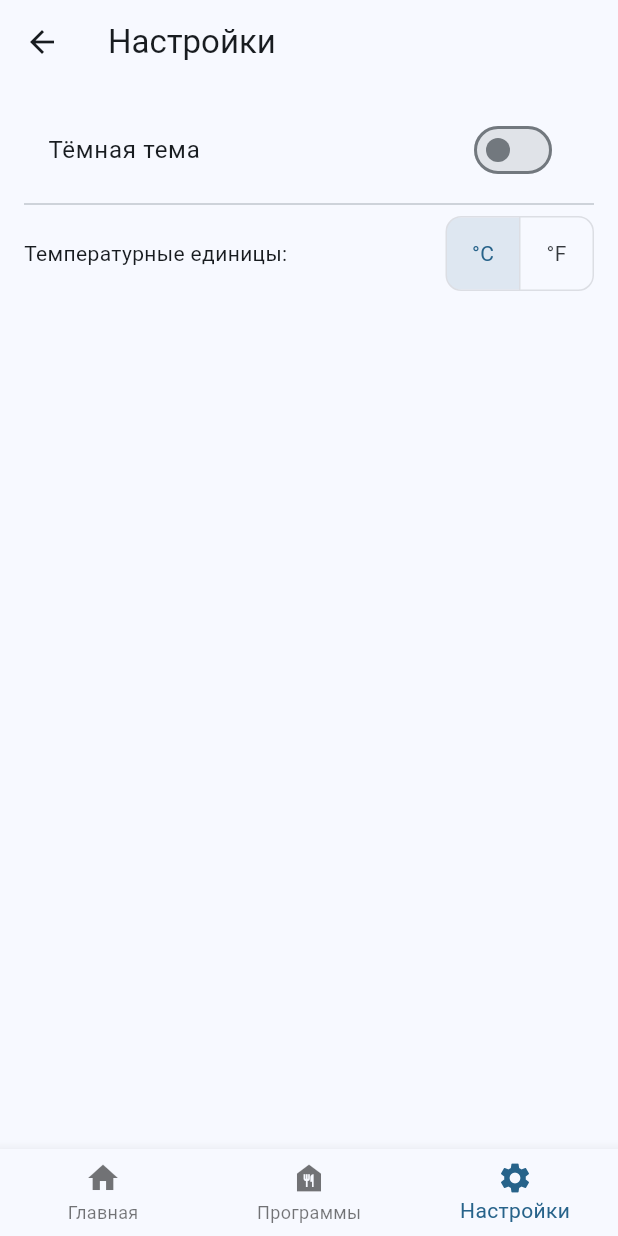
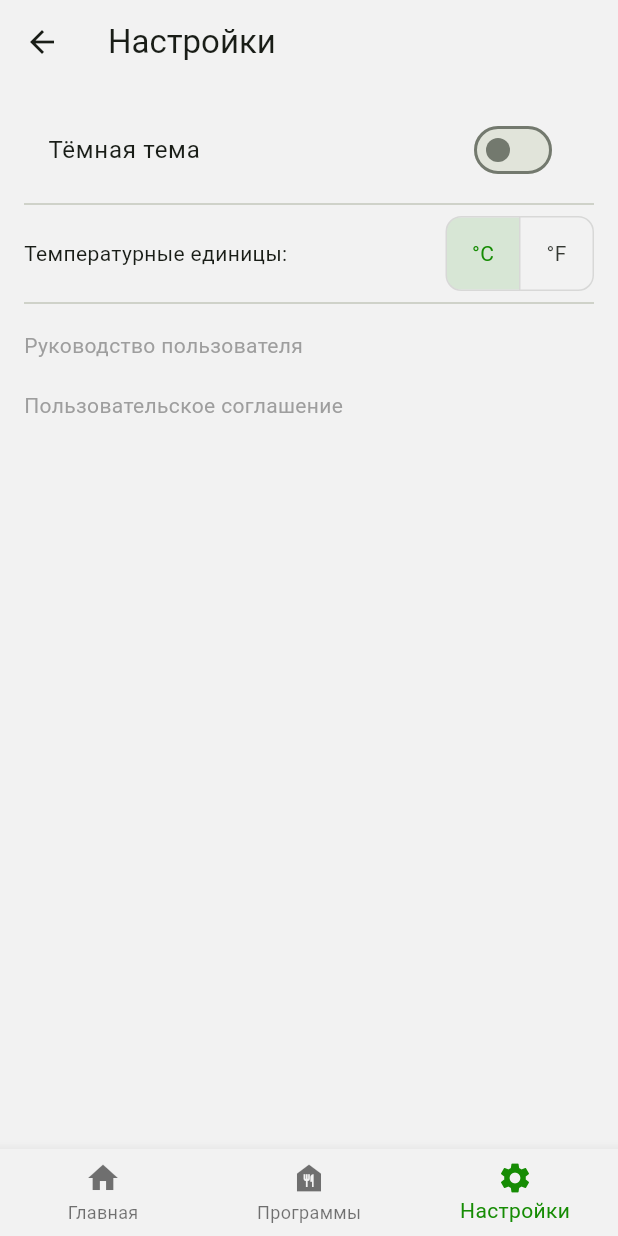
Before and after one commit to lubarog13/sous_vide_term, a Flutter app: the Settings screen opened directly, on a phone screen of 412 x 824 dp. Run offline on Flutter 3.47's test engine with Material 3 defaults, Android fonts, the light colour scheme and no system bars; our stand-ins replace flutter_bluetooth_serial, permission_handler, shared_preferences, sqflite, step_progress_indicator; missing offline and left inert: flutter_picker_plus, flutter_timer_countdown; accounts and stored records are empty.

Commit message:
Добавлены текстовые файлы для справки и пользовательского соглашения

```diff
--- a/lib/services/bluetoothService.dart
+++ b/lib/services/bluetoothService.dart
@@ -78,6 +78,7 @@ class CustomBluetoothService {
       _connection = await BluetoothConnection.toAddress(device.address);
       _inputSubscription?.cancel();
       _inputSubscription = _connection!.input?.listen((bytes) {
+        print("Bytes:"+bytes.toString());
         if (bytes.isNotEmpty) {
           final data = utf8.decode(bytes, allowMalformed: true).trim();
           if (data.isNotEmpty) {
@@ -126,6 +127,7 @@ class CustomBluetoothService {
 
   // Cleanup
   void dispose() {
+    disconnect();
     _connectionStatus.close();
     _receivedData.close();
   }
--- a/lib/settings.dart
+++ b/lib/settings.dart
@@ -3,6 +3,7 @@ import 'package:shared_preferences/shared_preferences.dart';
 
 import 'buttomNavigation.dart';
 import 'main.dart';
+import 'utils/texts.dart';
 
 class Settings extends StatefulWidget {
   const Settings({super.key, required this.title});
@@ -50,9 +51,7 @@ class _SettingsState extends State<Settings> {
   @override
   Widget build(BuildContext context) {
     return Scaffold(
-      appBar: AppBar(
-        title: Text(widget.title),
-      ),
+      appBar: AppBar(title: Text(widget.title)),
       body: ListView(
         padding: const EdgeInsets.all(16.0),
         children: [
@@ -66,9 +65,55 @@ class _SettingsState extends State<Settings> {
             mainAxisAlignment: MainAxisAlignment.spaceBetween,
             children: [
               Text('Температурные единицы:'),
-              ToggleButtons(children: [Text('°C'), Text('°F')], borderRadius: BorderRadius.circular(10), isSelected: [ !_isFahrenheit, _isFahrenheit], onPressed: _changeFahrenheit),
+              ToggleButtons(
+                children: [Text('°C'), Text('°F')],
+                borderRadius: BorderRadius.circular(10),
+                isSelected: [!_isFahrenheit, _isFahrenheit],
+                onPressed: _changeFahrenheit,
+              ),
             ],
-          ),],
+          ),
+          Divider(),
+          SizedBox(height: 10),
+          GestureDetector(
+            onTap: () {
+              showDialog(
+                context: context,
+                builder: (context) => AlertDialog(
+                  title: Text('Руководство пользователя'),
+                  content: SingleChildScrollView(child: Text(rulesText)),
+                  actions: [
+                    TextButton(
+                      onPressed: () {
+                        Navigator.of(context).pop();
+                      },
+                      child: Text('Закрыть'),
+                    ),
+                  ],
+                ),
+              );
+            },
+            child: Text(
+              'Руководство пользователя',
+              style: TextStyle(
+                fontSize: Theme.of(context).textTheme.bodyMedium?.fontSize,
+                color: Colors.grey.shade500,
+              ),
+            ),
+          ),
+          SizedBox(height: 20),
+          GestureDetector(
+            onTap: () {
+              showDialog(context: context, builder: (context) => AlertDialog(title: Text('Пользовательское соглашение'), content: SingleChildScrollView(child: Text(termsOfUseText)), actions: [
+                TextButton(onPressed: () {
+                  Navigator.of(context).pop();
+                }, child: Text('Закрыть')),
+              ],
+              ));
+            },
+            child: Text('Пользовательское соглашение', style: TextStyle(fontSize: Theme.of(context).textTheme.bodyMedium?.fontSize, color: Colors.grey.shade500),),
+          ),
+        ],
       ),
       bottomNavigationBar: ButtomNavigation(currentIndex: 2),
     );
--- /dev/null
+++ b/lib/utils/colors.dart
@@ -0,0 +1,29 @@
+import 'package:flutter/material.dart';
+
+final lightColorScheme = ColorScheme.fromSeed(
+  seedColor: Color.fromARGB(255, 39, 191, 15),
+  brightness: Brightness.light,
+  primary: Color.fromARGB(255, 22, 140, 4),
+  error: Color.fromARGB(255, 191, 83, 59),
+  secondary: Color.fromARGB(255, 242, 212, 121),
+  tertiary: Color.fromARGB(255, 59, 125, 191),
+  tertiaryFixed: Color.fromARGB(255, 61, 85, 112),
+  surface: Color.fromARGB(255, 242, 242, 242),
+  secondaryContainer: Color.fromARGB(255, 255, 255, 255),
+);
+
+/// Same brand seed as light; tuned for contrast on dark surfaces.
+final darkColorScheme = ColorScheme.fromSeed(
+  seedColor: Color.fromARGB(255, 39, 191, 15),
+  brightness: Brightness.dark,
+  primary: Color.fromARGB(255, 118, 220, 96),
+  onPrimary: Color.fromARGB(255, 12, 48, 8),
+  secondary: Color.fromARGB(255, 215, 185, 95),
+  onSecondary: Color.fromARGB(255, 40, 32, 8),
+  error: Color.fromARGB(255, 255, 140, 120),
+  onError: Color.fromARGB(255, 48, 16, 12),
+  tertiary: Color.fromARGB(255, 59, 125, 191),
+  surface: Color.fromARGB(255, 18, 20, 18),
+  onSurface: Color.fromARGB(255, 230, 230, 228),
+  secondaryContainer: Color.fromARGB(255, 25, 25, 25),
+);
--- /dev/null
+++ b/lib/utils/texts.dart
@@ -0,0 +1,94 @@
+/// Текст руководства пользователя для экрана настроек / справки.
+final String rulesText = """
+Умный градусник — руководство
+
+1. Назначение
+Приложение предназначено для управления устройством приготовления по технологии су-вид: задание целевой температуры, допустимого отклонения (погрешности), длительности процесса и опции перемешивания. Данные с устройства и команды к нему передаются по Bluetooth.
+
+2. Первый запуск
+• Разрешите приложению доступ к Bluetooth и (на Android) к местоположению при сканировании — это требование системы для поиска классических Bluetooth-устройств.
+• Включите Bluetooth на телефоне.
+• Убедитесь, что устройство "Умный градусник" подключено к питанию и работает.
+
+3. Подключение по Bluetooth
+• Нажмите на строку статуса подключения (текст о выборе устройства / сканировании), когда устройство ещё не подключено.
+• Дождитесь окончания поиска. В списке могут быть как уже сопряжённые устройства, так и обнаруженные рядом.
+• Выберите нужное устройство и подтвердите подключение. При первом соединении с несопряжённым модулем система может запросить сопряжение (PIN часто 0000 или 1234 — смотрите инструкцию к модулю).
+• Если подключение не устанавливается: отключите активный поиск других устройств, перезагрузите модуль, удалите и заново создайте сопряжение в настройках телефона.
+
+4. Главный экран
+• Текущая температура — показания с устройства (после установления связи и обмена данными).
+• Целевая температура — нажмите на значение, чтобы выбрать новую; команда уйдёт на устройство при запуске таймера (и при уже установленном соединении).
+• Погрешность температуры (±) — допустимый разброс вокруг цели; настройка через отдельный выбор значения.
+• Программа — нажмите на название, чтобы выбрать сохранённую программу из списка (время и параметры подставятся в интерфейс).
+
+5. Таймер
+• Круг с цифрами показывает оставшееся время. Нажмите на таймер, чтобы задать часы и минуты.
+• Кнопка «Play» запускает процесс: на устройство отправляются целевая температура, погрешность, перемешивание и длительность, затем команда старта.
+• Кнопка «Pause» во время работы останавливает процесс (команда остановки на устройство).
+• Кнопка «Stop» сбрасывает таймер к исходной длительности выбранной программы / последних настроек.
+• По окончании отсчёта таймер сбрасывается автоматически.
+
+6. Перемешивание
+Переключатель «Перемешивание» задаёт, будет ли на устройстве включена функция помешивания. Состояние передаётся при старте таймера.
+
+7. Сохранение программ
+Кнопка с иконкой сохранения открывает диалог: можно задать имя и сохранить текущие параметры (время, температура, погрешность, перемешивание) как программу в базе данных приложения. При необходимости программу можно обновить, если она уже выбрана.
+
+8. Настройки приложения
+• Тёмная тема — оформление интерфейса.
+• Единицы температуры — градусы Цельсия или Фаренгейта для отображения на экране.
+
+9. Безопасность
+• Следите за уровнем воды и состоянием оборудования; приложение не заменяет контроль за процессом приготовления.
+• Не оставляйте нагрев без присмотра на длительное время.
+• При сбое связи проверьте подключение Bluetooth и при необходимости перезапустите устройство и приложение.
+
+10. Устранение неполадок
+• «Устройства не найдены» — проверьте питание модуля, сопряжение в настройках телефона и разрешения приложения.
+• Ошибка сокета Bluetooth — завершите поиск, отключите другие Bluetooth-приложения, повторите сопряжение.
+• Температура не обновляется — убедитесь, что соединение активно и прошивка устройства отправляет данные в ожидаемом формате.
+""";
+
+/// Пользовательское соглашение (условия использования приложения).
+final String termsOfUseText = """
+Пользовательское соглашение
+мобильного приложения «Умный градусник»
+
+1. Общие положения
+1.1. Настоящее соглашение регулирует отношения между вами (далее — Пользователь) и правообладателем приложения «Умный градусник» (далее — Приложение).
+1.2. Устанавливая или используя Приложение, вы подтверждаете, что ознакомились с текстом соглашения и принимаете его условия в полном объёме. Если вы не согласны — не используйте Приложение.
+
+2. Назначение Приложения
+2.1. Приложение предоставляется как вспомогательный инструмент для настройки параметров и обмена данными с вашим оборудованием (в том числе по Bluetooth) в рамках домашнего или иного использования, совместимого с устройством.
+2.2. Приложение не является сертифицированным средством измерения, контроля безопасности пищевых продуктов или медицинским изделием.
+
+3. Ответственность и риски
+3.1. Пользователь самостоятельно несёт ответственность за безопасное использование нагревательного оборудования, соблюдение правил электробезопасности, работы с водой и горячими поверхностями, а также за соблюдение рецептур и норм приготовления пищи.
+3.2. Правообладатель не несёт ответственности за любой вред (включая порчу имущества, травмы, отравления, пожары), возникший в связи с использованием или невозможностью использования Приложения, сбоями связи, неверными показаниями, действиями стороннего оборудования или прошивки устройства.
+3.3. Пользователь обязуется не оставлять процесс нагрева без контроля и не полагаться исключительно на Приложение в вопросах безопасности.
+
+4. Отказ от гарантий
+4.1. Приложение предоставляется «как есть» (as is). Не гарантируется бесперебойная работа, отсутствие ошибок, совместимость со всеми моделями телефонов, версиями ОС и сторонними устройствами.
+4.2. Правообладатель вправе обновлять или прекращать поддержку Приложения без уведомления.
+
+5. Данные и конфиденциальность
+5.1. Основные данные (настройки интерфейса, сохранённые программы) хранятся локально на устройстве Пользователя в пределах возможностей операционной системы.
+5.2. Для работы с Bluetooth Приложение может запрашивать системные разрешения (Bluetooth, при необходимости — доступ к местоположению на Android в соответствии с требованиями платформы). Пользователь сам решает, предоставлять ли такие разрешения.
+5.3. Правообладатель не обязан собирать персональные данные через Приложение; если в будущем будет добавлена передача данных в сеть, об этом будет сообщено отдельно и потребуется согласие, если это требуется законом.
+
+6. Интеллектуальная собственность
+6.1. Права на Приложение, его элементы и обозначения принадлежат правообладателю или используются на законных основаниях. Копирование, модификация и распространение без разрешения правообладателя не допускаются, кроме случаев, прямо разрешённых применимым законом.
+
+7. Изменение соглашения
+7.1. Текст соглашения может обновляться. Актуальная версия публикуется в составе Приложения (или иным согласованным способом). Продолжение использования после обновления означает согласие с новой редакцией, если иное не предусмотрено законом.
+
+8. Применимое право и споры
+8.1. К отношениям сторон применяется право страны места жительства Пользователя или иное право, если оно императивно предписано законом.
+8.2. Споры подлежат разрешению в порядке, установленном законодательством.
+
+9. Контакты
+По вопросам, связанным с Приложением, Пользователь может обращаться к правообладателю по контактам, указанным в магазине приложений или на сайте распространения, если таковые предусмотрены.
+
+Дата публикации текста: май 2026 г.
+""";
```
Also changed, not shown: assets/initialData.json (+8 -0 lines), lib/main.dart (+121 -90 lines).
